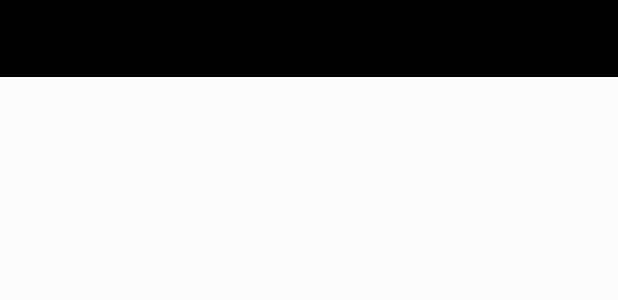
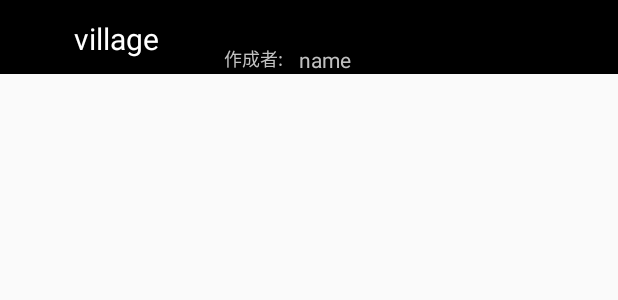
Before and after one commit to s15007/Jinro, an Android app: the layout village_list_item.xml on its own in the app's theme, with its tools: preview values and no code run, on a phone screen of 412 x 824 dp. Shown: the top 300 px of the screen. Run offline under Robolectric (Android 15) with nearby library versions, the phone set to English and light mode, and no system bars.

Commit message:
ListView修正 part2

```diff
--- a/app/src/main/res/layout/village_list_item.xml
+++ b/app/src/main/res/layout/village_list_item.xml
@@ -1,9 +1,53 @@
 <?xml version="1.0" encoding="utf-8"?>
-<TextView xmlns:android="http://schemas.android.com/apk/res/android"
-    android:id="@+id/village_name"
-    android:padding="16dp"
+<LinearLayout xmlns:android="http://schemas.android.com/apk/res/android"
+    android:orientation="horizontal"
     android:layout_width="match_parent"
     android:layout_height="wrap_content"
-    android:textColor="@color/white"
     android:background="@color/black">
-</TextView>
+
+    <ImageView
+        android:id="@+id/icon"
+        android:layout_width="33dp"
+        android:layout_height="37dp"
+        android:layout_marginRight="16dp"
+        android:paddingLeft="5dp"
+        android:paddingTop="5dp"/>
+
+    <RelativeLayout
+        android:layout_width="0dp"
+        android:layout_height="wrap_content"
+        android:layout_weight="1"
+        android:orientation="vertical">
+
+        <TextView
+            android:id="@+id/vNameColumn"
+            android:layout_width="match_parent"
+            android:layout_height="wrap_content"
+            android:textSize="20sp"
+            android:paddingTop="12dp"
+            android:text="village"
+            android:textColor="@color/white"/>
+
+        <TextView
+            android:id="@+id/pNameColumn"
+            android:layout_width="match_parent"
+            android:layout_height="wrap_content"
+            android:textColor="@color/gray"
+            android:paddingLeft="150dp"
+            android:paddingTop="30dp"
+            android:text="name"
+            android:textSize="14sp"/>
+
+        <TextView
+            android:id="@+id/textView"
+            android:layout_width="match_parent"
+            android:layout_height="wrap_content"
+            android:textColor="@color/gray"
+            android:paddingLeft="100dp"
+            android:paddingTop="30dp"
+            android:text="作成者:"
+            android:textSize="12sp"/>
+
+    </RelativeLayout>
+
+</LinearLayout>
--- a/app/src/main/res/values/colors.xml
+++ b/app/src/main/res/values/colors.xml
@@ -5,6 +5,7 @@
     <color name="colorAccent">#FF4081</color>
     <color name="black">#000000</color>
     <color name="white">#FFFFFF</color>
+    <color name="gray">#C0C0C0</color>
     <color name="cream">#FFFFCC</color>
     <color name="blue">#C8F0F0</color>
     <color name="red">#D50000</color>
```
Also changed, not shown: app/src/main/java/jp/ac/it_college/std/s15007/jinro/FindVillage.java (+160 -55 lines).
